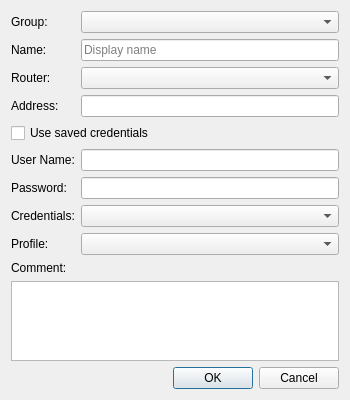
dchapyshev/aspia, file source/client/desktop/management/local_host_dialog.ui: the form before one commit.
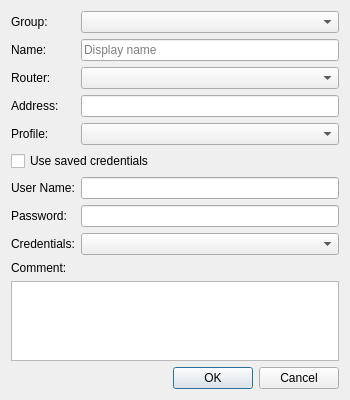
The form after the commit. Custom widgets are drawn as their Qt base class.

```diff
--- a/source/client/desktop/management/local_host_dialog.ui
+++ b/source/client/desktop/management/local_host_dialog.ui
@@ -71,56 +71,56 @@
      <item row="3" column="1">
       <widget class="QLineEdit" name="edit_address"/>
      </item>
-     <item row="4" column="0" colspan="2">
+     <item row="4" column="0">
+      <widget class="QLabel" name="label_profile">
+       <property name="text">
+        <string>Profile:</string>
+       </property>
+      </widget>
+     </item>
+     <item row="4" column="1">
+      <widget class="QComboBox" name="combo_profile">
+       <property name="sizeAdjustPolicy">
+        <enum>QComboBox::SizeAdjustPolicy::AdjustToContents</enum>
+       </property>
+      </widget>
+     </item>
+     <item row="5" column="0" colspan="2">
       <widget class="QCheckBox" name="checkbox_saved_credentials">
        <property name="text">
         <string>Use saved credentials</string>
        </property>
       </widget>
      </item>
-     <item row="5" column="0">
+     <item row="6" column="0">
       <widget class="QLabel" name="label_username">
        <property name="text">
         <string>User Name:</string>
        </property>
       </widget>
      </item>
-     <item row="5" column="1">
+     <item row="6" column="1">
       <widget class="QLineEdit" name="edit_username"/>
      </item>
-     <item row="6" column="0">
+     <item row="7" column="0">
       <widget class="QLabel" name="label_password">
        <property name="text">
         <string>Password:</string>
        </property>
       </widget>
      </item>
-     <item row="6" column="1">
+     <item row="7" column="1">
       <widget class="PasswordEdit" name="edit_password"/>
      </item>
-     <item row="7" column="0">
+     <item row="8" column="0">
       <widget class="QLabel" name="label_credential">
        <property name="text">
         <string>Credentials:</string>
        </property>
       </widget>
      </item>
-     <item row="7" column="1">
-      <widget class="QComboBox" name="combo_credential">
-       <property name="sizeAdjustPolicy">
-        <enum>QComboBox::SizeAdjustPolicy::AdjustToContents</enum>
-       </property>
-      </widget>
-     </item>
-     <item row="8" column="0">
-      <widget class="QLabel" name="label_profile">
-       <property name="text">
-        <string>Profile:</string>
-       </property>
-      </widget>
-     </item>
      <item row="8" column="1">
-      <widget class="QComboBox" name="combo_profile">
+      <widget class="QComboBox" name="combo_credential">
        <property name="sizeAdjustPolicy">
         <enum>QComboBox::SizeAdjustPolicy::AdjustToContents</enum>
        </property>
```
